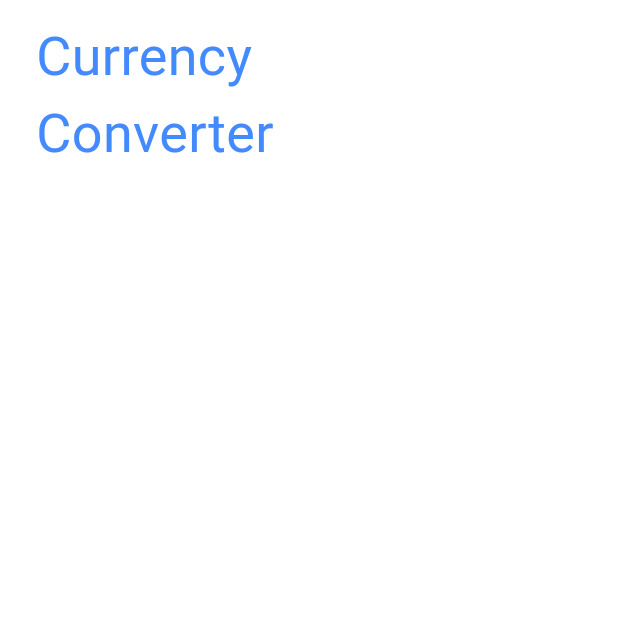
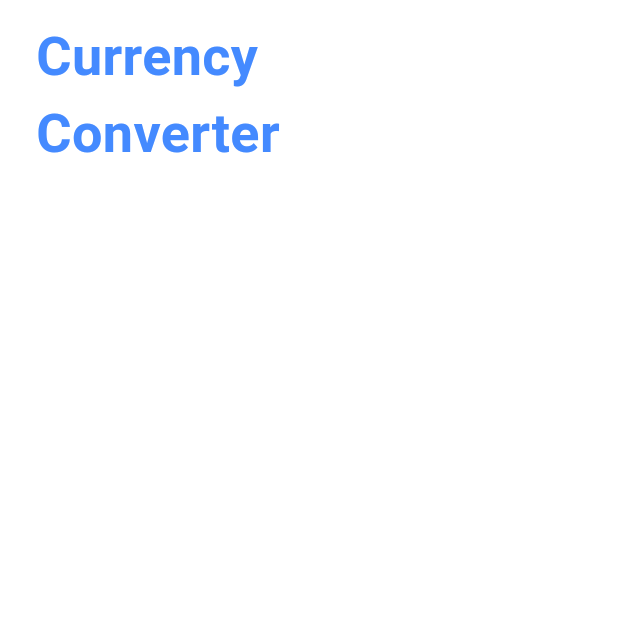
Before and after one commit to abdymazhittoretay/currency_converter, a Flutter app: the screen it shows after launch, on a phone screen of 412 x 824 dp, the top half of it. Run offline on Flutter 3.47's test engine with Material 3 defaults, Android fonts, the phone set to English and light mode, and no system bars.

Commit message:
changed styling of appbar

```diff
--- a/lib/pages/home_page.dart
+++ b/lib/pages/home_page.dart
@@ -17,11 +17,18 @@ class _HomePageState extends State<HomePage> {
           child: Padding(
             padding: EdgeInsets.symmetric(horizontal: 24.0, vertical: 12.0),
             child: Column(
+              mainAxisAlignment: MainAxisAlignment.center,
+              crossAxisAlignment: CrossAxisAlignment.start,
               children: [
                 Text(
                   "Currency\nConverter",
-                  style: TextStyle(fontSize: 36.0, color: Colors.blueAccent),
+                  style: TextStyle(
+                    fontSize: 36.0,
+                    color: Colors.blueAccent,
+                    fontWeight: FontWeight.bold,
+                  ),
                 ),
+                SizedBox(height: 24.0),
               ],
             ),
           ),
```
